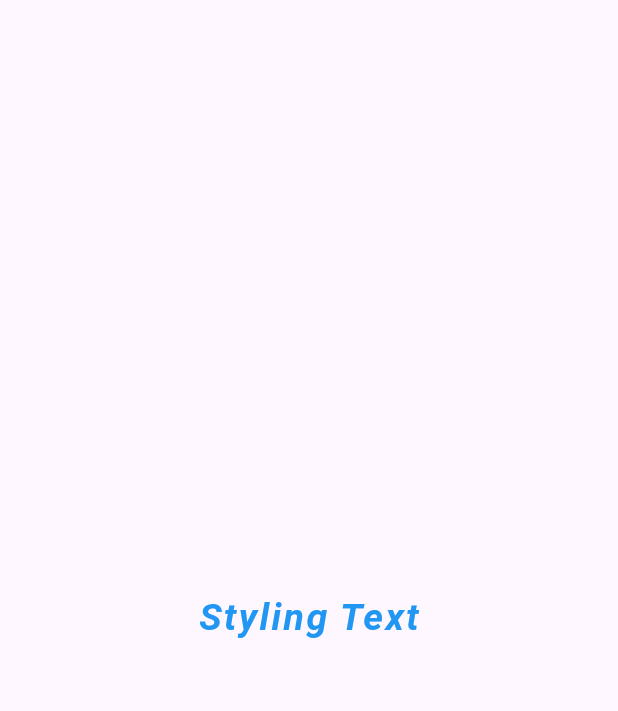
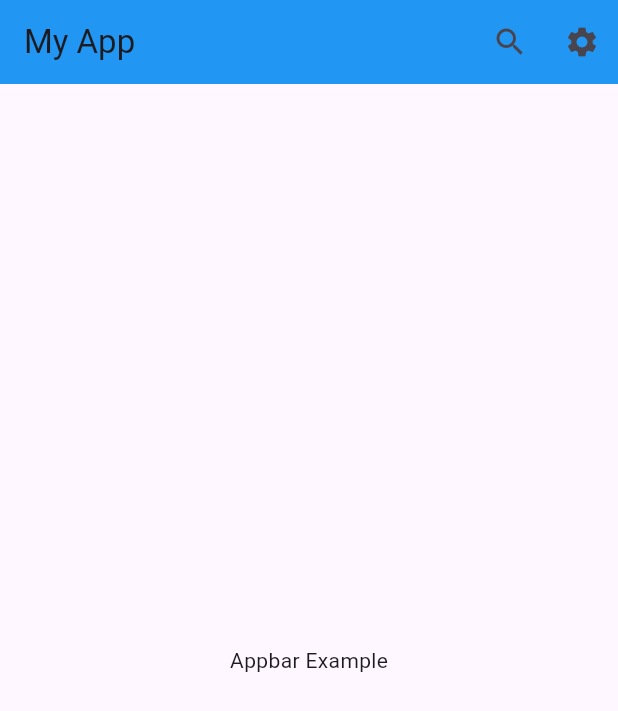
Before and after one commit to AgentSingle/Flutter_Tutorial, a Flutter app: the screen it shows after launch, on a phone screen of 412 x 824 dp. Shown: the top 711 px of the screen. Run offline on Flutter 3.47's test engine with Material 3 defaults, Android fonts, the phone set to English and light mode, and no system bars.

Commit message:
VERSION-2024-04-14

```diff
--- a/lib/tute_one.dart
+++ b/lib/1text_widget.dart
@@ -1,13 +1,13 @@
 import 'package:flutter/material.dart';
 
-class TuteOne extends StatefulWidget {
-  const TuteOne({super.key});
+class TextWidget extends StatefulWidget {
+  const TextWidget({super.key});
 
   @override
-  State<TuteOne> createState() => _TuteOneState();
+  State<TextWidget> createState() => _TextWidgetState();
 }
 
-class _TuteOneState extends State<TuteOne> {
+class _TextWidgetState extends State<TextWidget> {
   @override
   Widget build(BuildContext context) {
     return const Scaffold(
--- /dev/null
+++ b/lib/3appbar_widget.dart
@@ -0,0 +1,36 @@
+import 'package:flutter/material.dart';
+
+
+class AppbarWidget extends StatefulWidget {
+  const AppbarWidget({super.key});
+
+  @override
+  State<AppbarWidget> createState() => _AppbarWidgetState();
+}
+
+class _AppbarWidgetState extends State<AppbarWidget> {
+  @override
+  Widget build(BuildContext context) {
+    return Scaffold(
+      appBar: AppBar(
+        title: const Text('My App'),
+        backgroundColor: Colors.blue,
+        actions: [
+          IconButton(
+            icon: const Icon(Icons.search),
+            onPressed: () {
+              // Add search functionality here
+            },
+          ),
+          IconButton(
+            icon: const Icon(Icons.settings),
+            onPressed: () {
+              // Add settings functionality here
+            },
+          ),
+        ],
+      ),
+      body: const Center(child: Text('Appbar Example')),
+    );
+  }
+}
--- a/lib/main.dart
+++ b/lib/main.dart
@@ -1,6 +1,7 @@
 import 'package:flutter/material.dart';
-import 'package:oneapp/tute_one.dart';
-import 'package:oneapp/tute_two.dart';
+import 'package:oneapp/1text_widget.dart';
+import 'package:oneapp/2container_widget.dart';
+import 'package:oneapp/3appbar_widget.dart';
 
 void main() {
   runApp(const MyApp());
@@ -38,13 +39,18 @@ class _MyHomePageState extends State<MyHomePage> {
   @override
   Widget build(BuildContext context) {
     /*===============================
-    Tutorial-One Flutter text examples
+    1. Flutter text examples
     ===============================*/
-    return TuteOne();
+    // return TextWidget();
 
     /*===============================
-    Tutorial-Two Flutter container examples
+    2. Flutter container examples
     ===============================*/
-    // return TuteTwo();
+    // return ContainerWidget();
+
+    /*===============================
+    3. Flutter container examples
+    ===============================*/
+    return AppbarWidget();
   }
 }
```
Also changed, not shown: lib/2container_widget.dart (added, +36 -0 lines), lib/tute_two.dart (deleted, +0 -26 lines).
